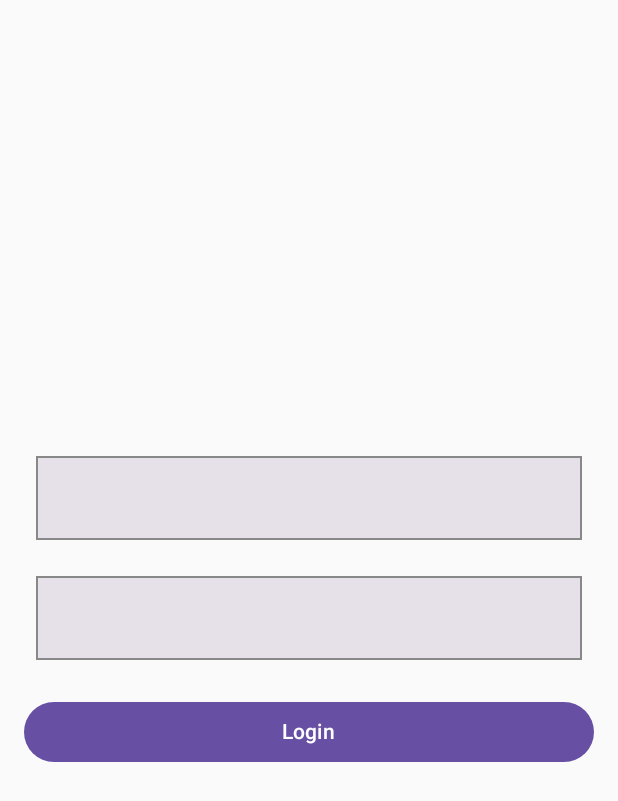
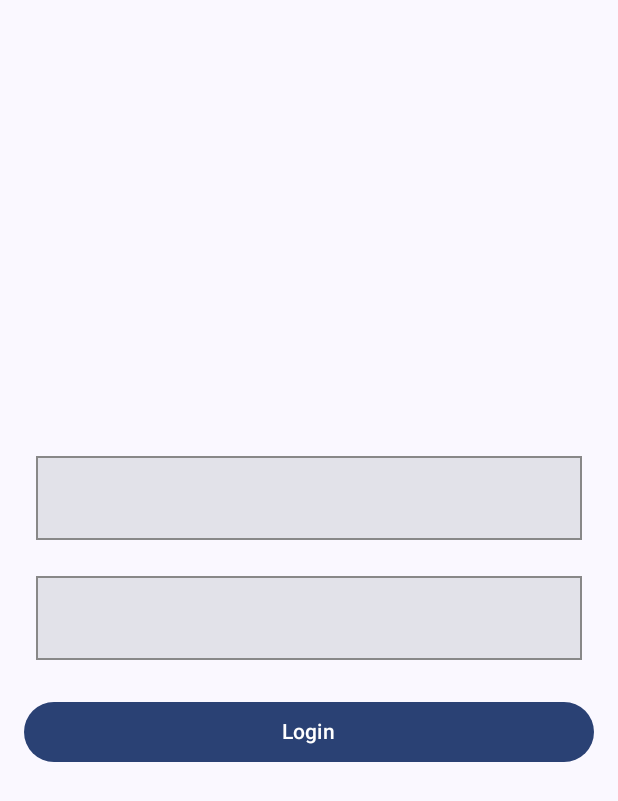
Before and after one commit to Warh40k/android_messenger, an Android app built with Jetpack Compose: the screen it shows after launch (MainActivity), on a phone screen of 412 x 824 dp. Shown: the top 801 px of the screen. Run offline under Robolectric (Android 15) with nearby library versions, the phone set to English and light mode, and no system bars; our stand-ins replace Room's generated code, livedata-compose.

Commit message:
can log in

```diff
--- a/app/src/main/java/study/nikita/chat/MainActivity.kt
+++ b/app/src/main/java/study/nikita/chat/MainActivity.kt
@@ -2,47 +2,44 @@ package study.nikita.chat
 
 import AuthManager
 import AuthScreen
+import android.content.res.Configuration
 import android.os.Bundle
 import androidx.activity.ComponentActivity
 import androidx.activity.compose.setContent
+import androidx.compose.foundation.layout.Box
+import androidx.compose.foundation.layout.fillMaxSize
+import androidx.compose.foundation.layout.padding
+import androidx.compose.material3.Scaffold
 import androidx.compose.material3.Text
-import androidx.compose.material3.TextField
 import androidx.compose.runtime.Composable
 import androidx.compose.runtime.remember
+import androidx.compose.ui.Modifier
+import androidx.compose.ui.platform.LocalConfiguration
 import androidx.compose.ui.platform.LocalContext
 import androidx.navigation.NavController
 import androidx.navigation.compose.NavHost
+import androidx.navigation.compose.composable
 import androidx.navigation.compose.rememberNavController
-import androidx.navigation.compose.composable
+import study.nikita.chat.ui.ChatScreen
+import study.nikita.chat.ui.theme.ChadTheme
 
 class MainActivity : ComponentActivity() {
     override fun onCreate(savedInstanceState: Bundle?) {
         super.onCreate(savedInstanceState)
         setContent {
-            MyApp()
+            ChadTheme {
+                Scaffold(modifier = Modifier.fillMaxSize()) { innerPadding ->
+                    Box(modifier = Modifier.padding(innerPadding)) {
+                        val authManager = AuthManager(context = LocalContext.current)
+                        val authToken = remember {authManager.getAuthToken()}
+                        val navController = rememberNavController()
+                        NavHost(navController = navController, startDestination = if (authToken.isNullOrEmpty()) "auth" else "main") {
+                            composable("auth") { AuthScreen(authManager, navController) }
+                            composable("main") { ChatScreen(navController) }
+                        }
+                    }
+                }
+            }
         }
     }
 }
-
-@Composable
-fun MyApp() {
-    val navController = rememberNavController()
-    val authManager = AuthManager(context = LocalContext.current)
-    val authToken = remember {authManager.getAuthToken()}
-    NavHost(navController = navController, startDestination = if (authToken.isNullOrEmpty()) "auth" else "main") {
-        composable("auth") { AuthScreen(authManager) }
-        composable("main") { ChatList(navController) }
-    }
-    if (authToken.isNullOrEmpty()) {
-        // Navigate to Authorization screen if no token
-        navController.navigate("auth")
-    } else {
-        // Main screen after successful authentication
-        ChatList(navController)
-    }
-}
-
-@Composable
-fun ChatList(navController: NavController) {
-    Text("Not implemented")
-}
--- a/app/src/main/java/study/nikita/chat/data/viewmodel/AuthViewModel.kt
+++ b/app/src/main/java/study/nikita/chat/data/viewmodel/AuthViewModel.kt
@@ -6,10 +6,8 @@ import androidx.lifecycle.MutableLiveData
 import androidx.lifecycle.ViewModel
 import androidx.lifecycle.viewModelScope
 import com.google.gson.Gson
-import com.google.gson.GsonBuilder
 import kotlinx.coroutines.launch
 import retrofit2.Retrofit
-import retrofit2.converter.gson.GsonConverterFactory
 import retrofit2.converter.scalars.ScalarsConverterFactory
 import study.nikita.chat.data.api.ApiService
 import study.nikita.chat.data.api.ApiService.Companion.BASE_URL
--- a/app/src/main/java/study/nikita/chat/ui/AuthScreen.kt
+++ b/app/src/main/java/study/nikita/chat/ui/AuthScreen.kt
@@ -9,9 +9,10 @@ import androidx.compose.ui.graphics.Color
 import androidx.compose.ui.unit.dp
 import study.nikita.chat.data.viewmodel.AuthViewModel
 import androidx.lifecycle.viewmodel.compose.viewModel
+import androidx.navigation.NavController
 
 @Composable
-fun AuthScreen(authManager: AuthManager, authViewModel: AuthViewModel = viewModel()) {
+fun AuthScreen(authManager: AuthManager, navController: NavController, authViewModel: AuthViewModel = viewModel()) {
     var name by remember { mutableStateOf("") }
     var password by remember { mutableStateOf("") }
     var isLoading by remember { mutableStateOf(false) }
@@ -62,13 +63,12 @@ fun AuthScreen(authManager: AuthManager, authViewModel: AuthViewModel = viewMode
             } else {
                 Text(text = "Login")
             }
+
+            if (!authManager.getAuthToken().isNullOrEmpty()) {
+                navController.navigate("main")
+            }
         }
 
         Spacer(modifier = Modifier.height(16.dp))
-
-        // Display AuthToken if login is successful
-        authToken.value?.let {
-            Text(text = "Logged in with token: $it", modifier = Modifier.padding(8.dp))
-        }
     }
 }
```
Also changed, not shown: app/src/main/java/study/nikita/chat/data/viewmodel/ChannelViewModel.kt (+18 -1 lines), app/src/main/java/study/nikita/chat/ui/ChatListScreen.kt (+20 -10 lines).
